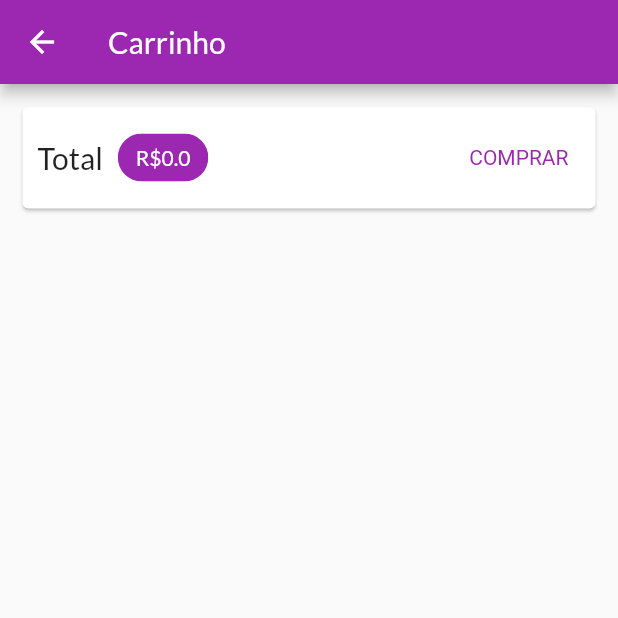
After one commit to MarhlonKorb/shopping_app, a Flutter app: the CartPage screen opened by its route, on a phone screen of 412 x 824 dp, the top half of it. The commit adds this screen. Run offline on Flutter 3.47's test engine with Material 2 defaults, Android fonts, the phone set to English and light mode, and no system bars; network calls fail.

Commit message:
Adicao da pagina que mostra os valores do carrinho
Foi criada uma página para que os itens adicionados no carrinho apresentem seu valor total dentro de um componente card criado na página mapeada.

```diff
--- a/lib/main.dart
+++ b/lib/main.dart
@@ -2,6 +2,7 @@ import 'package:flutter/material.dart';
 import 'package:provider/provider.dart';
 import 'package:shop/models/cart.dart';
 import 'package:shop/models/product_list.dart';
+import 'package:shop/pages/cart_page.dart';
 import 'package:shop/pages/product_detail_page.dart';
 import 'package:shop/pages/products_overview_page.dart';
 import 'package:shop/utils/app_routes.dart';
@@ -31,9 +32,10 @@ class MyApp extends StatelessWidget {
           ),
           fontFamily: 'Lato',
         ),
-        home: ProductsOverviewPage(),
+        home: const ProductsOverviewPage(),
         routes: {
           AppRoutes.productDetail: (ctx) => const ProductDetailPage(),
+          AppRoutes.cart: (ctx) => const CartPage(),
         },
         debugShowCheckedModeBanner: false,
       ),
--- /dev/null
+++ b/lib/pages/cart_page.dart
@@ -0,0 +1,59 @@
+import 'package:flutter/material.dart';
+import 'package:provider/provider.dart';
+
+import '../models/cart.dart';
+
+class CartPage extends StatelessWidget {
+  const CartPage({super.key});
+
+  @override
+  Widget build(BuildContext context) {
+final Cart cart = Provider.of(context);
+
+    return Scaffold(
+      appBar: AppBar(
+        title: const Text('Carrinho'),
+      ),
+      body: Column(
+        children: [
+          Card(
+            margin: const EdgeInsets.all(15),
+            child: Padding(
+              padding: const EdgeInsets.all(10),
+              child: Row(
+                mainAxisAlignment: MainAxisAlignment.spaceBetween,
+                children: [
+                  const Text(
+                    'Total',
+                    style: TextStyle(fontSize: 20),
+                  ),
+                  const SizedBox(width: 10),
+                  Chip(
+                    backgroundColor: Theme.of(context).colorScheme.primary,
+                    label: Text(
+                      'R\$${cart.totalAmount}',
+                      style: TextStyle(
+                          color: Theme.of(context)
+                              .primaryTextTheme
+                              .headline6
+                              ?.color),
+                    ),
+                  ),
+                  const Spacer(),
+                  TextButton(
+                    onPressed: () {},
+                    style: TextButton.styleFrom(
+                      textStyle:
+                          TextStyle(color: Theme.of(context).primaryColor),
+                    ),
+                    child: const Text('COMPRAR'),
+                  ),
+                ],
+              ),
+            ),
+          )
+        ],
+      ),
+    );
+  }
+}
--- a/lib/pages/products_overview_page.dart
+++ b/lib/pages/products_overview_page.dart
@@ -1,6 +1,7 @@
 import 'package:flutter/material.dart';
 import 'package:provider/provider.dart';
 import 'package:shop/components/badge.dart';
+import 'package:shop/utils/app_routes.dart';
 import '../components/product_grid.dart';
 import '../models/cart.dart';
 
@@ -50,7 +51,9 @@ class _ProductsOverviewPageState extends State<ProductsOverviewPage> {
                   child: child!,
                 )),
             child: IconButton(
-              onPressed: () {},
+              onPressed: () {
+                Navigator.of(context).pushNamed(AppRoutes.cart);
+              },
               icon: const Icon(Icons.shopping_cart),
             ),
           ),
--- a/lib/utils/app_routes.dart
+++ b/lib/utils/app_routes.dart
@@ -1,3 +1,5 @@
 class AppRoutes {
   static const productDetail = '/product-detail';
+  static const cart = '/cart';
+
 }
```
